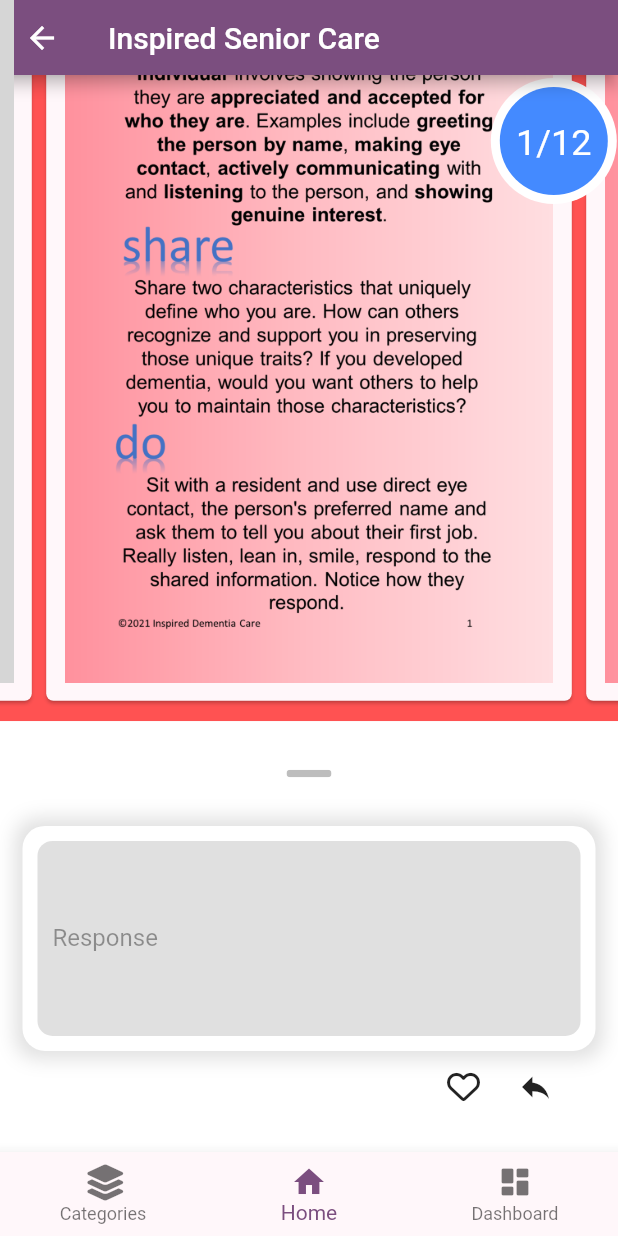
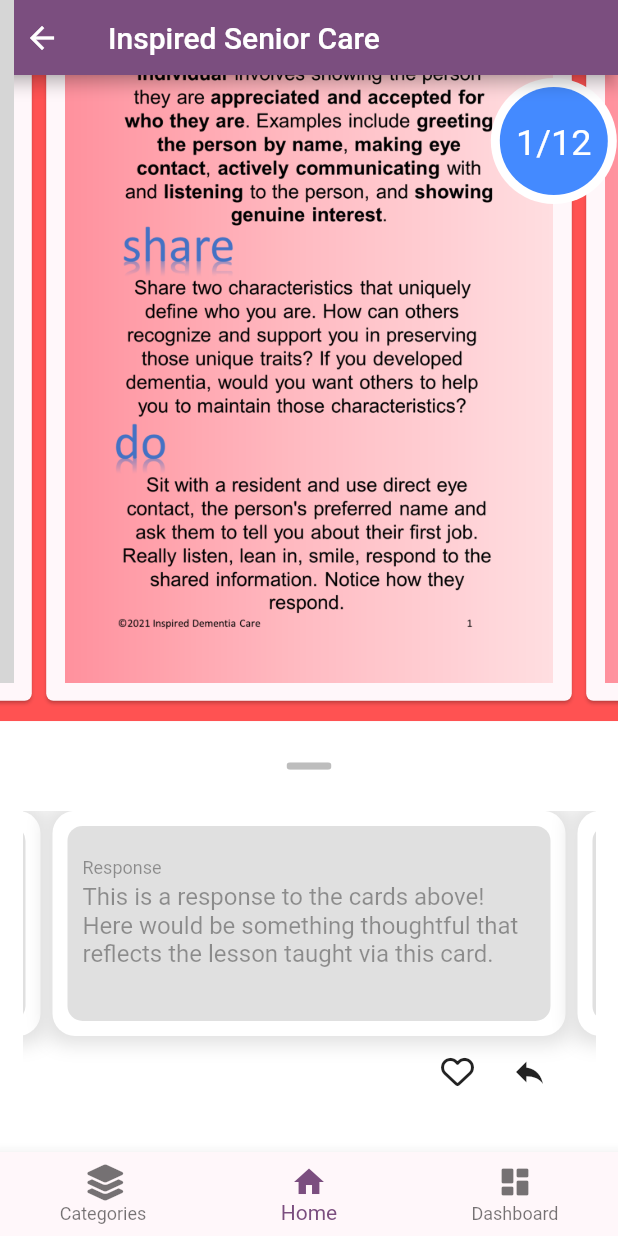
Before and after one commit to ye231101/inspired-senior-care-app, a Flutter app: the ViewResponses screen opened by its route, on a phone screen of 412 x 824 dp. Run offline on Flutter 3.47's test engine with Material 2 defaults, Android fonts, the phone set to English and light mode, and no system bars; drawn by our look-alikes of infinite_carousel; our stand-ins replace bloc, equatable, flutter_bloc, flutter_speed_dial, font_awesome_flutter, go_router and 2 more; missing offline and left inert: flex_color_picker, linked_scroll_controller; grey boxes are pictures that could not be loaded.

Commit message:
Final Fixes Before Approval

```diff
--- /dev/null
+++ b/lib/bloc/view_response/view_response_cubit.dart
@@ -0,0 +1,9 @@
+import 'package:bloc/bloc.dart';
+import 'package:equatable/equatable.dart';
+
+part 'view_response_state.dart';
+
+class ViewResponseCubit extends Cubit<ViewResponseState> {
+  ViewResponseCubit() : super(const ViewResponseState.initial());
+  void scroll(int cardIndex) => emit(ViewResponseState.scrolling(cardIndex));
+}
--- /dev/null
+++ b/lib/bloc/view_response/view_response_state.dart
@@ -0,0 +1,20 @@
+part of 'view_response_cubit.dart';
+
+enum ScrollStatus { initial, scrolling }
+
+class ViewResponseState extends Equatable {
+  final ScrollStatus scrollStatus;
+  final int currentCardIndex;
+  const ViewResponseState._(
+      {required this.scrollStatus, required this.currentCardIndex});
+
+  const ViewResponseState.initial()
+      : this._(scrollStatus: ScrollStatus.initial, currentCardIndex: 1);
+
+  const ViewResponseState.scrolling(int cardIndex)
+      : this._(
+            scrollStatus: ScrollStatus.scrolling, currentCardIndex: cardIndex);
+
+  @override
+  List<Object> get props => [scrollStatus, currentCardIndex];
+}
--- a/lib/router/routes.dart
+++ b/lib/router/routes.dart
@@ -5,6 +5,7 @@ import 'package:inspired_senior_care_app/bloc/auth/auth_bloc.dart';
 import 'package:inspired_senior_care_app/bloc/deck/deck_cubit.dart';
 import 'package:inspired_senior_care_app/bloc/manage/view_response_deck_cubit.dart';
 import 'package:inspired_senior_care_app/bloc/onboarding/onboarding_bloc.dart';
+import 'package:inspired_senior_care_app/bloc/view_response/view_response_cubit.dart';
 import 'package:inspired_senior_care_app/main.dart';
 import 'package:inspired_senior_care_app/view/pages/categories.dart';
 import 'package:inspired_senior_care_app/view/pages/dashboard/choose_category.dart';
@@ -107,8 +108,15 @@ class MyRouter {
                       path: 'view-responses',
                       pageBuilder: (context, state) => MaterialPage(
                           key: state.pageKey,
-                          child: BlocProvider(
-                            create: (context) => ViewResponseDeckCubit(),
+                          child: MultiBlocProvider(
+                            providers: [
+                              BlocProvider(
+                                create: (context) => ViewResponseDeckCubit(),
+                              ),
+                              BlocProvider(
+                                create: (context) => ViewResponseCubit(),
+                              )
+                            ],
                             child: const ViewResponses(),
                           ))),
                 ],
--- a/lib/view/pages/dashboard/members/view_responses.dart
+++ b/lib/view/pages/dashboard/members/view_responses.dart
@@ -4,7 +4,9 @@ import 'package:font_awesome_flutter/font_awesome_flutter.dart';
 import 'package:infinite_carousel/infinite_carousel.dart';
 import 'package:inspired_senior_care_app/bloc/manage/response_interaction_cubit.dart';
 import 'package:inspired_senior_care_app/bloc/manage/view_response_deck_cubit.dart';
+import 'package:inspired_senior_care_app/bloc/view_response/view_response_cubit.dart';
 import 'package:inspired_senior_care_app/view/widget/bottom_app_bar.dart';
+import 'package:linked_scroll_controller/linked_scroll_controller.dart';
 
 class ViewResponses extends StatefulWidget {
   const ViewResponses({Key? key}) : super(key: key);
@@ -16,8 +18,24 @@ class ViewResponses extends StatefulWidget {
 class _ViewResponseDeckPageState extends State<ViewResponses> {
   // bool isSwipeDisabled = true;
   int currentCardIndex = 1;
-  final InfiniteScrollController deckScrollController =
-      InfiniteScrollController();
+  late InfiniteScrollController deckScrollController;
+  late InfiniteScrollController responseFieldScrollController;
+  late LinkedScrollControllerGroup _scrollControllers;
+  final ViewResponseCubit _viewResponseCubit = ViewResponseCubit();
+
+  @override
+  void initState() {
+    // TODO: implement initState
+    super.initState();
+    _scrollControllers = LinkedScrollControllerGroup();
+    deckScrollController = InfiniteScrollController();
+    responseFieldScrollController = InfiniteScrollController();
+    deckScrollController.addListener(() {
+      _viewResponseCubit.scroll(deckScrollController.selectedItem);
+      print(deckScrollController.selectedItem);
+    });
+  }
+
   @override
   Widget build(BuildContext context) {
     TextEditingController responseTextFieldController = TextEditingController();
@@ -25,7 +43,8 @@ class _ViewResponseDeckPageState extends State<ViewResponses> {
     return Scaffold(
       // * Bottom Sheet
       bottomSheet: ResponseBottomSheet(
-          responseFieldController: responseTextFieldController),
+          responseFieldController: responseTextFieldController,
+          deckScrollController: deckScrollController),
       resizeToAvoidBottomInset: true,
       backgroundColor: Colors.redAccent,
       // * App Bar
@@ -38,14 +57,14 @@ class _ViewResponseDeckPageState extends State<ViewResponses> {
                 currentCardIndex > 1) {
               currentCardIndex--;
               print(currentCardIndex);
-              deckScrollController.previousItem();
+              // deckScrollController.previousItem();
               context.read<ViewResponseDeckCubit>().resetDeck();
             }
             if (state.status == ViewResponseDeckStatus.swiped &&
                 currentCardIndex < 12) {
               currentCardIndex++;
               print(currentCardIndex);
-              deckScrollController.nextItem();
+              // deckScrollController.nextItem();
               context.read<ViewResponseDeckCubit>().resetDeck();
             }
           },
@@ -81,7 +100,6 @@ class _ViewResponseDeckPageState extends State<ViewResponses> {
                       curve: Curves.easeInOut,
                       duration: const Duration(milliseconds: 200),
                       offset: const Offset(0, -0.0),
-                      child: IgnorePointer(
                       child: Stack(
                         clipBehavior: Clip.none,
                         alignment: AlignmentDirectional.topEnd,
@@ -120,7 +138,6 @@ class _ViewResponseDeckPageState extends State<ViewResponses> {
                         ],
                       ),
                     ),
-                    ),
                   );
                 }
                 return AnimatedScale(
@@ -131,7 +148,6 @@ class _ViewResponseDeckPageState extends State<ViewResponses> {
                     curve: Curves.easeInOut,
                     duration: const Duration(milliseconds: 200),
                     offset: const Offset(0, -0.15),
-                    child: IgnorePointer(
                     child: Stack(
                       clipBehavior: Clip.none,
                       alignment: AlignmentDirectional.topEnd,
@@ -139,6 +155,17 @@ class _ViewResponseDeckPageState extends State<ViewResponses> {
                         SizedBox(
                           height: 450,
                           child: InfiniteCarousel.builder(
+                            onIndexChanged: (p0) {
+                              if (currentCardIndex > p0) {
+                                context
+                                    .read<ViewResponseDeckCubit>()
+                                    .unswipeDeck();
+                              } else {
+                                context
+                                    .read<ViewResponseDeckCubit>()
+                                    .swipeDeck();
+                              }
+                            },
                             controller: deckScrollController,
                             velocityFactor: 0.5,
                             itemCount: 12,
@@ -170,7 +197,6 @@ class _ViewResponseDeckPageState extends State<ViewResponses> {
                       ],
                     ),
                   ),
-                  ),
                 );
               }),
             ],
@@ -182,8 +208,10 @@ class _ViewResponseDeckPageState extends State<ViewResponses> {
 }
 
 class ResponseBottomSheet extends StatefulWidget {
+  final InfiniteScrollController deckScrollController;
   final TextEditingController responseFieldController;
   const ResponseBottomSheet({
+    required this.deckScrollController,
     required this.responseFieldController,
     Key? key,
   }) : super(key: key);
@@ -193,6 +221,18 @@ class ResponseBottomSheet extends StatefulWidget {
 }
 
 class _ShareButtonState extends State<ResponseBottomSheet> {
+  final InfiniteScrollController scrollController = InfiniteScrollController();
+  final ViewResponseCubit _viewResponseCubit = ViewResponseCubit();
+
+  @override
+  void initState() {
+    // TODO: implement initState
+    super.initState();
+    widget.deckScrollController.addListener(() {
+      scrollController.animateToItem(widget.deckScrollController.selectedItem);
+    });
+  }
+
   @override
   Widget build(BuildContext context) {
     TextEditingController responseTextFieldController =
@@ -223,9 +263,38 @@ class _ShareButtonState extends State<ResponseBottomSheet> {
                         ),
                         BlocProvider(
                           create: (context) => ResponseInteractionCubit(),
+                          child: SizedBox(
+                            height: 200,
+                            child: BlocConsumer<ViewResponseCubit,
+                                ViewResponseState>(
+                              listener: (context, state) {
+                                // TODO: implement listener
+                                if (state.scrollStatus ==
+                                    ScrollStatus.scrolling) {
+                                  scrollController
+                                      .animateToItem(state.currentCardIndex);
+                                }
+                              },
+                              buildWhen: (previous, current) =>
+                                  previous.currentCardIndex !=
+                                  current.currentCardIndex,
+                              builder: (context, state) {
+                                return InfiniteCarousel.builder(
+                                    controller: scrollController,
+                                    itemCount: 12,
+                                    itemExtent: 350,
+                                    itemBuilder: (context, index, realIndex) {
+                                      return Padding(
+                                        padding: const EdgeInsets.symmetric(
+                                            horizontal: 4.0),
                                         child: ResponseTextField(
                                           responseTextFieldController:
                                               responseTextFieldController,
+                                        ),
+                                      );
+                                    });
+                              },
+                            ),
                           ),
                         ),
                         /* PageButtons(
@@ -241,7 +310,7 @@ class _ShareButtonState extends State<ResponseBottomSheet> {
   }
 }
 
-class ResponseTextField extends StatelessWidget {
+class ResponseTextField extends StatefulWidget {
   final TextEditingController responseTextFieldController;
 
   const ResponseTextField({
@@ -250,7 +319,20 @@ class ResponseTextField extends StatelessWidget {
   }) : super(key: key);
 
   @override
+  State<ResponseTextField> createState() => _ResponseTextFieldState();
+}
+
+class _ResponseTextFieldState extends State<ResponseTextField> {
+  @override
+  void initState() {
+    // TODO: implement initState
+    super.initState();
+  }
+
+  @override
   Widget build(BuildContext context) {
+    widget.responseTextFieldController.text =
+        'This is a response to the cards above! Here would be something thoughtful that reflects the lesson taught via this card.';
     return Column(
       children: [
         Container(
@@ -275,7 +357,7 @@ class ResponseTextField extends StatelessWidget {
             ),
             child: TextField(
               enabled: false,
-              controller: responseTextFieldController,
+              controller: widget.responseTextFieldController,
               expands: true,
               // autofocus: true,
               textAlignVertical: TextAlignVertical.top,
--- a/lib/view/pages/signup/signup.dart
+++ b/lib/view/pages/signup/signup.dart
@@ -2,7 +2,6 @@ import 'package:flex_color_picker/flex_color_picker.dart';
 import 'package:flutter/material.dart';
 import 'package:flutter_bloc/flutter_bloc.dart';
 import 'package:inspired_senior_care_app/bloc/onboarding/onboarding_bloc.dart';
-import 'package:inspired_senior_care_app/data/models/user.dart';
 import 'package:inspired_senior_care_app/data/models/user_type.dart';
 import 'package:smooth_page_indicator/smooth_page_indicator.dart';
 
@@ -266,6 +265,7 @@ class BasicInfoPage extends StatelessWidget {
               SizedBox(
                 width: 325,
                 child: TextFormField(
+                  obscureText: true,
                   decoration: const InputDecoration(label: Text('Password')),
                 ),
               ),
@@ -275,7 +275,7 @@ class BasicInfoPage extends StatelessWidget {
                     onPressed: () {
                       // TODO: Implement Signup Cubit
                       // * Create Initial User Object
-                      User user = User(
+                      /*    User user = User(
                           name: '',
                           emailAddress: emailFieldController.text,
                           type: null,
@@ -284,7 +284,7 @@ class BasicInfoPage extends StatelessWidget {
                       // * Pass User to Onboarding Bloc
                       context
                           .read<OnboardingBloc>()
-                          .add(StartOnboarding(user: user));
+                          .add(StartOnboarding(user: user)); */
                       context.read<OnboardingBloc>().add(CompletedPage());
                     },
                     child: const Text('Continue')),
--- a/pubspec.yaml
+++ b/pubspec.yaml
@@ -53,6 +53,8 @@ dependencies:
   flex_color_picker: ^2.5.0
   flutter_speed_dial: ^6.0.0
   infinite_carousel: ^1.0.2
+  screenshots: ^0.2.1
+  linked_scroll_controller: ^0.2.0
 
 
 dev_dependencies:
```
Also changed, not shown: lib/main.dart (+6 -2 lines), pubspec.lock. Lines whose indentation alone changed are shown as unchanged.
